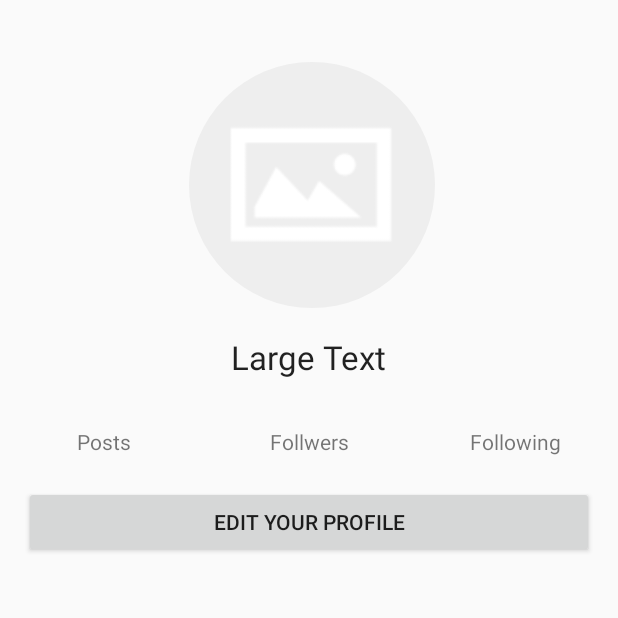
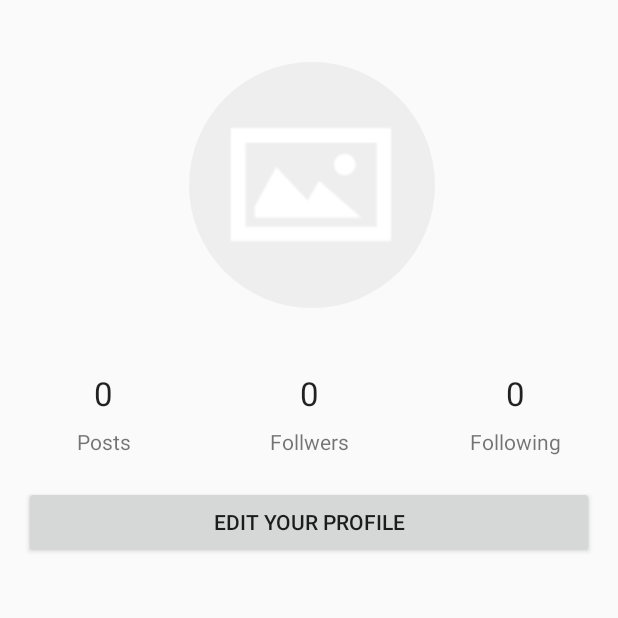
Before and after one commit to deenanathgupta/InstagramApp, an Android app: the UserProfile screen opened directly, with no data from a screen before it, on a phone screen of 412 x 824 dp, the top half of it. Run offline under Robolectric (Android 15) with nearby library versions, the phone set to English and light mode, and no system bars; our stand-ins replace CircleImageView, Picasso; pictures from the network do not load.

Commit message:
UserProfile Activity added

```diff
--- a/app/src/main/java/instagram/robosoft/com/mytestapplication/UserProfile.java
+++ b/app/src/main/java/instagram/robosoft/com/mytestapplication/UserProfile.java
@@ -1,6 +1,7 @@
 package instagram.robosoft.com.mytestapplication;
 
 import android.content.Intent;
+import android.content.SharedPreferences;
 import android.graphics.Bitmap;
 import android.os.PersistableBundle;
 import android.support.v7.app.AppCompatActivity;
@@ -11,14 +12,15 @@ import android.widget.TextView;
 
 import com.squareup.picasso.Picasso;
 
+import java.util.ArrayList;
+
 import instagram.robosoft.com.mytestapplication.communicator.ImageAsyncCallBack;
 import instagram.robosoft.com.mytestapplication.constant.AppData;
 
 public class UserProfile extends AppCompatActivity {
     private TextView txtTotalPosts, txtTotalFollwers, txtTotalFollowing, txtUserName;
     private ImageView mUserProfilePic;
-    private String[] mUserDetails;
-
+    private ArrayList<String> arrayList;
 
     @Override
     protected void onCreate(Bundle savedInstanceState) {
@@ -31,21 +33,27 @@ public class UserProfile extends AppCompatActivity {
         txtUserName = (TextView) findViewById(R.id.txtuserName);
         mUserProfilePic = (ImageView) findViewById(R.id.userimage);
 
-        /*if (savedInstanceState != null) {
-            mUserDetails = savedInstanceState.getStringArray(AppData.USER_PROFILE_DETAILS);
+        Bundle bundle = getIntent().getExtras();
+        if (bundle != null) {
+            arrayList = bundle.getStringArrayList(AppData.UserDetailKeyBundle);
+            Picasso.with(this).load(arrayList.get(1)).into(mUserProfilePic);
+            txtUserName.setText(arrayList.get(2));
+            txtTotalPosts.setText(arrayList.get(3));
+            txtTotalFollowing.setText(arrayList.get(5));
+            txtTotalFollwers.setText(arrayList.get(4));
         } else {
-            Intent intent = getIntent();
-            mUserDetails = intent.getStringArrayExtra(AppData.USERDETAILS);
+            SharedPreferences sharedPreferences = getSharedPreferences(AppData.USER_PROFILE_DETAILS, MODE_PRIVATE);
+            txtUserName.setText(sharedPreferences.getString(AppData.USER_NAME, ""));
+            txtTotalFollwers.setText(sharedPreferences.getString(AppData.FOLLOWED_BY, "0"));
+            txtTotalFollowing.setText(sharedPreferences.getString(AppData.FOLLOWERS, "0"));
+            txtTotalPosts.setText(sharedPreferences.getString(AppData.POSTED_MEDIA, "0"));
         }
-        if (!mUserDetails.equals(null)) {
-            txtUserName.setText(mUserDetails[0]);
-            Picasso.with(this).load(mUserDetails[1]).into(mUserProfilePic);
-        }*/
+
     }
 
     @Override
     protected void onSaveInstanceState(Bundle outState) {
         super.onSaveInstanceState(outState);
-        //outState.putStringArray(AppData.USER_PROFILE_DETAILS, mUserDetails);
+        outState.putStringArrayList(AppData.USER_PROFILE_DETAILS, arrayList);
     }
 }
--- a/app/src/main/java/instagram/robosoft/com/mytestapplication/asynctask/GetAccessToken.java
+++ b/app/src/main/java/instagram/robosoft/com/mytestapplication/asynctask/GetAccessToken.java
@@ -39,7 +39,7 @@ public class GetAccessToken extends AsyncTask<String, Void, String[]> {
     public GetAccessToken(String token, Context context) {
         this.token = token.trim();
         mCallBack = (CallBack) context;
-        mSharedpreferences = context.getSharedPreferences(AppData.MYPREFERENCE, context.MODE_PRIVATE);
+        mSharedpreferences = context.getSharedPreferences(AppData.MYPREFERENCE, Context.MODE_PRIVATE);
 
     }
 
@@ -74,6 +74,7 @@ public class GetAccessToken extends AsyncTask<String, Void, String[]> {
 
             editor.putString(AppData.accesstoken, mAccessTokenString);
             editor.apply();
+            outputStreamWriter.close();
 
         } catch (MalformedURLException e) {
             e.printStackTrace();
--- a/app/src/main/java/instagram/robosoft/com/mytestapplication/constant/AppData.java
+++ b/app/src/main/java/instagram/robosoft/com/mytestapplication/constant/AppData.java
@@ -39,4 +39,10 @@ public class AppData {
 
     public static final String defaultNoOfComment = "5";
     public static final String USER_PROFILE_DETAILS = "userProfileInfo";
+    public static final String USER_NAME = "username";
+    public static final String USER_PROFILE_PIC = "profilepic";
+    public static final String FOLLOWERS = "followers";
+    public static final String FOLLOWED_BY = "followedby";
+    public static final String POSTED_MEDIA = "postedmedia";
+    public static final String UserDetailKeyBundle="bundlekey";
 }
--- a/app/src/main/res/values-v21/strings.xml
+++ b/app/src/main/res/values-v21/strings.xml
@@ -10,4 +10,5 @@
     <string name="alertMessage">Enter a value For comment to show</string>
     <string name="snackBarMessageForEditText">Please enter valid number</string>
     <string name="loadmore">Loading...</string>
+    <string name="like">likes</string>
 </resources>
--- a/app/src/main/res/values-w820dp/strings.xml
+++ b/app/src/main/res/values-w820dp/strings.xml
@@ -11,4 +11,5 @@
     <string name="alertMessage">Enter a value For comment to show</string>
     <string name="snackBarMessageForEditText">Please enter valid number</string>
     <string name="loadmore">Loading...</string>
+    <string name="like">likes</string>
 </resources>
--- a/app/src/main/res/values/strings.xml
+++ b/app/src/main/res/values/strings.xml
@@ -12,4 +12,5 @@
     <string name="alertMessage">Enter a value For comment to show</string>
     <string name="snackBarMessageForEditText">Please enter valid number</string>
     <string name="loadmore">Loading...</string>
+    <string name="like">likes</string>
 </resources>
```
Also changed, not shown: app/src/main/java/instagram/robosoft/com/mytestapplication/MainActivity.java (+18 -14 lines), app/src/main/java/instagram/robosoft/com/mytestapplication/adapter/RecyclerviewAdapter.java (+36 -56 lines), app/src/main/java/instagram/robosoft/com/mytestapplication/asynctask/CommentAndLikeAsyncTask.java (renamed from app/src/main/java/instagram/robosoft/com/mytestapplication/asynctask/PostCommentAsyncTask.java, +3 -4 lines), app/src/main/java/instagram/robosoft/com/mytestapplication/asynctask/UserDetailAsyncTask.java (+16 -8 lines), app/src/main/java/instagram/robosoft/com/mytestapplication/communicator/UserDetailsDataCallback.java (added, +10 -0 lines), app/src/main/res/layout/singlerow.xml (+5 -3 lines), app/src/main/res/drawable-mdpi/likefilled.png (deleted), app/src/main/res/drawable-xhdpi/likefilled.png (added).
